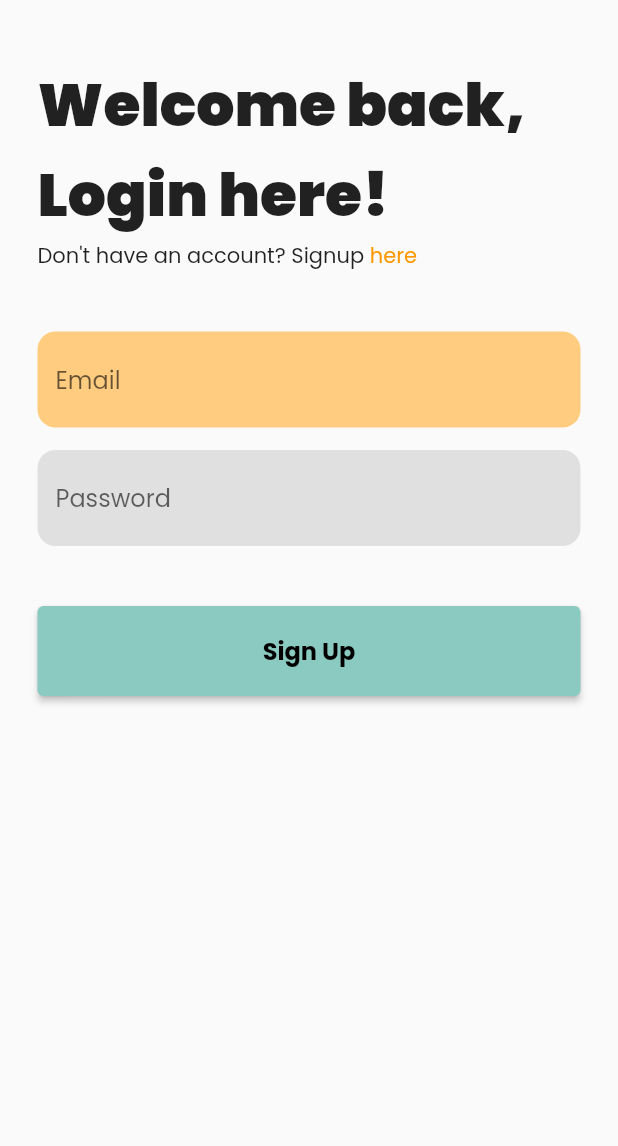
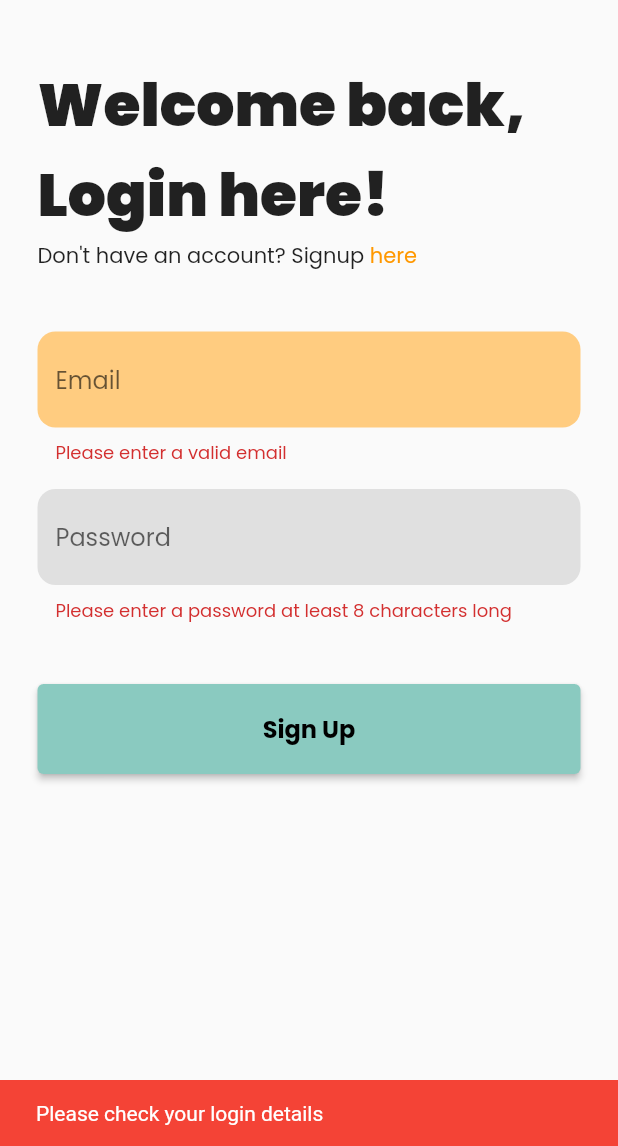
Before and after one commit to JohnnyNguyen01/riverpod_gps_app, a Flutter app: the LoginScreen screen opened by its route, after a tap on "Sign Up", on a phone screen of 412 x 824 dp, the part 90-1236 px from its top. Run offline on Flutter 3.47's test engine with Material 2 defaults, Android fonts, the phone set to English and light mode, and no system bars; our stand-ins replace firebase_auth, firebase_core, flutter_riverpod, freezed_annotation, google_fonts; accounts and stored records are empty.

Commit message:
auth works for login screen

```diff
--- a/lib/presentation/screens/login_screen/login_form.dart
+++ b/lib/presentation/screens/login_screen/login_form.dart
@@ -27,13 +27,12 @@ class _LoginFormState extends State<LoginForm> {
           const SizedBox(height: 15),
           PasswordTextFormField(controller: _passwordController),
           const SizedBox(height: 40),
-          _SubmitButton(onPressed: () {})
-          // => widget.pageController.handleSignupButton(
-          //     email: _emailTextController.text,
-          //     password: _emailPassOneController.text,
-          //     passwordTwo: _emailPassTwoController.text,
-          //     scaffoldContext: widget.scaffoldContext,
-          //     formKey: _formKey)),
+          _SubmitButton(
+              onPressed: () => widget.pageController.handleLoginButton(
+                  email: _emailTextController.text,
+                  password: _passwordController.text,
+                  scaffoldContext: widget.scaffoldContext,
+                  formKey: _formKey))
         ],
       ),
     );
--- a/lib/presentation/screens/login_screen/login_screen_controller.dart
+++ b/lib/presentation/screens/login_screen/login_screen_controller.dart
@@ -1,17 +1,47 @@
 import 'package:flutter/material.dart';
 import 'package:flutter_riverpod/flutter_riverpod.dart';
+import 'package:pet_tracker_youtube/domain/models/models.dart';
+import 'package:pet_tracker_youtube/domain/repositories/abstracts/abstracts.dart';
+import 'package:pet_tracker_youtube/domain/repositories/repositories.dart';
 import 'package:pet_tracker_youtube/presentation/screens/screens.dart';
+import 'package:pet_tracker_youtube/presentation/widgets/widgets.dart';
 
 final loginScreenControllerProvider = Provider<LoginScreenController>((ref) {
-  return LoginScreenController(read: ref.read);
+  final authRepoImpl = ref.read(firebaseAuthProvider);
+  return LoginScreenController(read: ref.read, authRepo: authRepoImpl);
 });
 
 class LoginScreenController {
-  final Reader read;
+  final Reader _read;
+  final AuthRepository _authRepo;
 
-  LoginScreenController({required this.read});
+  LoginScreenController(
+      {required Reader read, required AuthRepository authRepo})
+      : _read = read,
+        _authRepo = authRepo;
 
   void handleSignUpNavButton({required BuildContext scaffoldContext}) {
     Navigator.of(scaffoldContext).pushNamed(SignupScreen.routeName);
   }
+
+  void handleLoginButton({
+    required String email,
+    required String password,
+    required BuildContext scaffoldContext,
+    required GlobalKey<FormState> formKey,
+  }) async {
+    print(email + "  |  " + password);
+    if (formKey.currentState!.validate()) {
+      try {
+        await _authRepo.loginWithEmailAndPassword(email, password);
+        // Navigator.of(scaffoldContext).pushNamed(routeName)
+      } on Failure catch (e) {
+        ScaffoldMessenger.of(scaffoldContext)
+            .showSnackBar(Snackbars.displayErrorSnackbar(e.message!));
+      }
+    } else {
+      ScaffoldMessenger.of(scaffoldContext).showSnackBar(
+          Snackbars.displayErrorSnackbar("Please check your login details"));
+    }
+  }
 }
```
